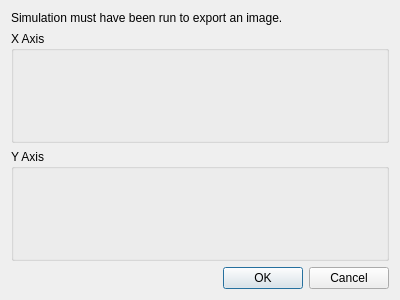
Above: uilib/views/forms/ImageExporter.ui from reilleya/openMotor before the change. Below: the same form after it.
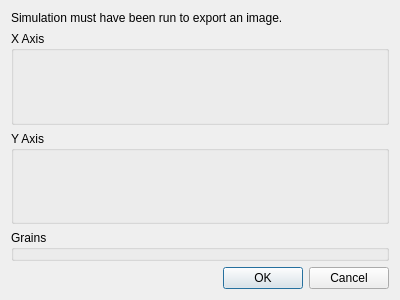
That is the form after the change. Icons and pictures are not drawn. Custom widgets are drawn as their Qt base class.

Commit message: Moved CSV and image exporting over to new system

Diff of the .ui file:
```diff
--- a/uilib/views/forms/ImageExporter.ui
+++ b/uilib/views/forms/ImageExporter.ui
@@ -51,6 +51,13 @@
      </property>
     </widget>
    </item>
+   <item>
+    <widget class="GrainSelector" name="grainSelector">
+     <property name="title">
+      <string>Grains</string>
+     </property>
+    </widget>
+   </item>
    <item>
     <widget class="QDialogButtonBox" name="buttonBox">
      <property name="orientation">
@@ -70,6 +77,12 @@
    <header location="global">uilib.widgets.channelSelector</header>
    <container>1</container>
   </customwidget>
+  <customwidget>
+   <class>GrainSelector</class>
+   <extends>QGroupBox</extends>
+   <header location="global">uilib.widgets.grainSelector</header>
+   <container>1</container>
+  </customwidget>
  </customwidgets>
  <resources/>
  <connections>
```
The commit also changes 13 other files.
